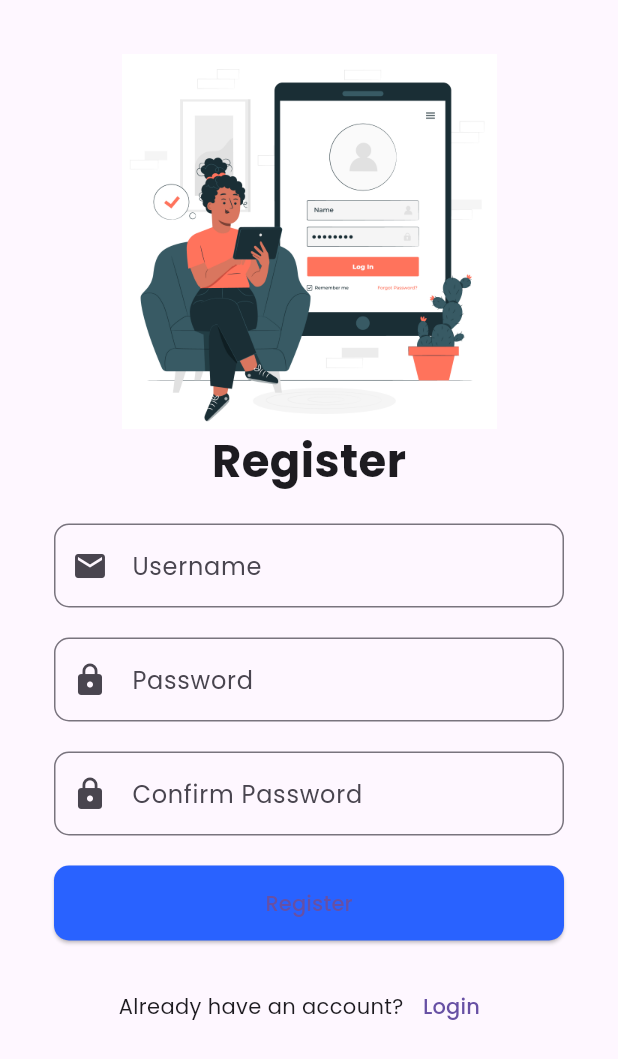
After one commit to yusrilprayoga-code/ecommerce-app, a Flutter app: the screen it shows after launch, after a tap on "Register", on a phone screen of 412 x 824 dp. The commit adds this screen. Shown: the top 1059 px of the screen. Run offline on Flutter 3.47's test engine with Material 3 defaults, Android fonts, the phone set to English and light mode, and no system bars; our stand-ins replace curved_navigation_bar, google_fonts, hive, hive_flutter, image_picker, shared_preferences and 1 more; accounts and stored records are empty; network calls fail.

Commit message:
First Commit

```diff
--- a/lib/model/detailProduct.dart
+++ b/lib/model/detailProduct.dart
@@ -130,6 +130,9 @@ class _DetailProductState extends State<DetailProduct> {
               image: widget.ecommerce.image,
               price: widget.ecommerce.price,
               id: widget.ecommerce.id,
+              username: '',
+              password: '',
+              confirmPassword: '',
               quantity: 1,
             ),
           );
--- a/lib/providers/cartProduct.dart
+++ b/lib/providers/cartProduct.dart
@@ -25,6 +25,15 @@ class CartProduct extends HiveObject {
   @HiveField(6)
   int quantity;
 
+  @HiveField(7)
+  late String username;
+
+  @HiveField(8)
+  late String password;
+
+  @HiveField(9)
+  late String confirmPassword;
+
   CartProduct(
       {required this.title,
       required this.description,
@@ -32,5 +41,8 @@ class CartProduct extends HiveObject {
       required this.image,
       required this.price,
       required this.id,
-      required this.quantity});
+      required this.quantity,
+      required this.username,
+      required this.password,
+      required this.confirmPassword});
 }
--- /dev/null
+++ b/lib/sign/db_helper.dart
@@ -0,0 +1,41 @@
+import 'dart:async';
+import 'package:path/path.dart';
+import 'package:sqflite/sqflite.dart';
+
+class DatabaseHelper {
+  static final DatabaseHelper _instance = DatabaseHelper._();
+  static Database? _database;
+
+  DatabaseHelper._();
+
+  factory DatabaseHelper() {
+    return _instance;
+  }
+
+  Future<Database> get database async {
+    if (_database != null) return _database!;
+
+    _database = await initDatabase();
+    return _database!;
+  }
+
+  Future<Database> initDatabase() async {
+    String path = join(await getDatabasesPath(), 'app_database.db');
+
+    return await openDatabase(
+      path,
+      version: 1,
+      onCreate: _createDatabase,
+    );
+  }
+
+  Future<void> _createDatabase(Database db, int version) async {
+    await db.execute('''
+      CREATE TABLE users(
+        id INTEGER PRIMARY KEY AUTOINCREMENT,
+        username TEXT NOT NULL,
+        password TEXT NOT NULL
+      )
+    ''');
+  }
+}
--- a/lib/sign/login.dart
+++ b/lib/sign/login.dart
@@ -1,6 +1,11 @@
 import 'dart:convert';
 import 'package:crypto/crypto.dart';
 import 'package:ecommerce_app/screens/homepage.dart';
+import 'package:ecommerce_app/sign/enkripsi_helper.dart';
+import 'package:ecommerce_app/sign/register.dart';
+import 'package:ecommerce_app/sign/user_model.dart';
+import 'package:ecommerce_app/sign/user_repo.dart';
+
 import 'package:flutter/material.dart';
 import 'package:shared_preferences/shared_preferences.dart';
 
@@ -13,6 +18,7 @@ class LoginPage extends StatefulWidget {
 
 class _LoginPageState extends State<LoginPage> {
   late bool obsecureText = true;
+  final UserRepository _userRepository = UserRepository();
   TextEditingController _usernameController = TextEditingController();
   TextEditingController _passwordController = TextEditingController();
   late SharedPreferences sharedPreferences;
@@ -138,29 +144,7 @@ class _LoginPageState extends State<LoginPage> {
                   padding: EdgeInsets.symmetric(horizontal: 20),
                   child: ElevatedButton(
                     onPressed: () {
-                      sharedPreferences.setBool('login', false);
-                      sharedPreferences.setString(
-                          'username', _usernameController.text);
-                      if (_usernameController.text == 'admin' &&
-                          _passwordController.text == 'admin') {
-                        printHashForAdminPassword();
-                        Navigator.push(
-                            context,
-                            MaterialPageRoute(
-                                builder: (context) => MyHomePage()));
-                        ScaffoldMessenger.of(context).showSnackBar(SnackBar(
-                          content: Text('Login Success'),
-                          backgroundColor: Colors.green,
-                        ));
-                      } else {
-                        String hashedPassword =
-                            calculateMD5(_passwordController.text);
-                        print('Hashed Password: $hashedPassword');
-                        ScaffoldMessenger.of(context).showSnackBar(SnackBar(
-                          content: Text('Login Failed'),
-                          backgroundColor: Colors.red,
-                        ));
-                      }
+                      _login();
                     },
                     child: Text('Login'),
                     style: ElevatedButton.styleFrom(
@@ -175,6 +159,22 @@ class _LoginPageState extends State<LoginPage> {
                 SizedBox(
                   height: 20,
                 ),
+                Row(
+                  mainAxisAlignment: MainAxisAlignment.center,
+                  children: [
+                    Text('Don\'t have an account?'),
+                    TextButton(
+                      onPressed: () {
+                        Navigator.push(context, MaterialPageRoute(
+                          builder: (context) {
+                            return RegisterPage();
+                          },
+                        ));
+                      },
+                      child: Text('Register'),
+                    ),
+                  ],
+                ),
               ],
             ),
           ),
@@ -182,4 +182,53 @@ class _LoginPageState extends State<LoginPage> {
       ),
     );
   }
+
+  Future<void> _login() async {
+    final String username = _usernameController.text.trim();
+    final String password = _passwordController.text.trim();
+
+    if (username.isNotEmpty && password.isNotEmpty) {
+      User? user = await _userRepository.getUserByUsername(username);
+
+      if (user != null) {
+        String encryptedPassword = CryptoHelper.encrypt(password);
+
+        print('Encrypted Password: $encryptedPassword');
+        if (user.password == encryptedPassword) {
+          print('Login successful');
+
+          // Simpan informasi login ke SharedPreferences
+          sharedPreferences.setBool("login", false);
+          sharedPreferences.setString("username", user.username);
+
+          // Menampilkan Snackbar untuk login berhasil
+          showSnackBar('Login successful', Colors.green);
+
+          Navigator.pushReplacement(
+            context,
+            MaterialPageRoute(builder: (context) => MyHomePage()),
+          );
+        } else {
+          // Menampilkan Snackbar untuk password tidak valid
+          showSnackBar('Invalid password', Colors.red);
+          print('Invalid password');
+        }
+      } else {
+        // Menampilkan Snackbar untuk user tidak ditemukan
+        showSnackBar('User not found', Colors.red);
+        print('User not found');
+      }
+    } else {
+      // Menampilkan Snackbar untuk memasukkan username dan password
+      showSnackBar('Please enter username and password', Colors.red);
+      print('Please enter username and password');
+    }
+  }
+
+  void showSnackBar(String text, Color color) {
+    SnackBar snackBar = SnackBar(
+      content: Text(text),
+    );
+    ScaffoldMessenger.of(context).showSnackBar(snackBar);
+  }
 }
--- /dev/null
+++ b/lib/sign/register.dart
@@ -0,0 +1,198 @@
+import 'package:ecommerce_app/sign/enkripsi_helper.dart';
+import 'package:ecommerce_app/sign/login.dart';
+import 'package:ecommerce_app/sign/user_model.dart';
+import 'package:ecommerce_app/sign/user_repo.dart';
+import 'package:flutter/cupertino.dart';
+import 'package:flutter/material.dart';
+
+//
+class RegisterPage extends StatefulWidget {
+  const RegisterPage({super.key});
+
+  @override
+  State<RegisterPage> createState() => _RegisterPageState();
+}
+
+class _RegisterPageState extends State<RegisterPage> {
+  final UserRepository _userRepository = UserRepository();
+  final TextEditingController _usernameController = TextEditingController();
+  final TextEditingController _passwordController = TextEditingController();
+  final TextEditingController _confirmPasswordController =
+      TextEditingController();
+  @override
+  Widget build(BuildContext context) {
+    return Scaffold(
+      body: SafeArea(
+        child: SingleChildScrollView(
+          child: Padding(
+            padding: const EdgeInsets.all(16.0),
+            child: Column(
+              children: [
+                const SizedBox(height: 20),
+                Image.asset(
+                  'assets/images/login.jpg',
+                  height: 250,
+                  width: 250,
+                ),
+                const Text(
+                  'Register',
+                  style: TextStyle(
+                    fontSize: 30,
+                    fontWeight: FontWeight.bold,
+                  ),
+                ),
+                const SizedBox(height: 20),
+                Padding(
+                  padding: const EdgeInsets.symmetric(horizontal: 20),
+                  child: TextField(
+                    controller: _usernameController, // Use the controller
+                    decoration: InputDecoration(
+                      border: OutlineInputBorder(
+                        borderRadius: BorderRadius.all(
+                          Radius.circular(10),
+                        ),
+                      ),
+                      labelText: 'Username',
+                      prefixIcon: Icon(Icons.email),
+                    ),
+                  ),
+                ),
+                const SizedBox(height: 20),
+                Padding(
+                  padding: const EdgeInsets.symmetric(horizontal: 20),
+                  child: TextField(
+                    controller: _passwordController, // Use the controller
+                    obscureText: true,
+                    decoration: InputDecoration(
+                      border: OutlineInputBorder(
+                        borderRadius: BorderRadius.all(
+                          Radius.circular(10),
+                        ),
+                      ),
+                      labelText: 'Password',
+                      prefixIcon: Icon(Icons.lock),
+                    ),
+                  ),
+                ),
+                const SizedBox(height: 20),
+                Padding(
+                  padding: const EdgeInsets.symmetric(horizontal: 20),
+                  child: TextField(
+                    controller:
+                        _confirmPasswordController, // Use the controller
+                    obscureText: true,
+                    decoration: InputDecoration(
+                      border: OutlineInputBorder(
+                        borderRadius: BorderRadius.all(
+                          Radius.circular(10),
+                        ),
+                      ),
+                      labelText: 'Confirm Password',
+                      prefixIcon: Icon(Icons.lock),
+                    ),
+                  ),
+                ),
+                const SizedBox(height: 20),
+                Padding(
+                  padding: const EdgeInsets.symmetric(horizontal: 20),
+                  child: SizedBox(
+                    width: double.infinity,
+                    child: ElevatedButton(
+                      onPressed: () {
+                        _signup();
+                      },
+                      child: Text('Register'),
+                      style: ElevatedButton.styleFrom(
+                        primary: Colors.blueAccent[700],
+                        shape: RoundedRectangleBorder(
+                          borderRadius: BorderRadius.circular(10),
+                        ),
+                        padding: EdgeInsets.symmetric(vertical: 15),
+                      ),
+                    ),
+                  ),
+                ),
+                const SizedBox(height: 20),
+                Row(
+                  mainAxisAlignment: MainAxisAlignment.center,
+                  children: [
+                    Text('Already have an account?'),
+                    TextButton(
+                      onPressed: () {
+                        Navigator.pushReplacement(
+                          context,
+                          MaterialPageRoute(
+                            builder: (context) => LoginPage(),
+                          ),
+                        );
+                      },
+                      child: Text('Login'),
+                    ),
+                  ],
+                ),
+              ],
+            ),
+          ),
+        ),
+      ),
+    );
+  }
+
+  Future<void> _signup() async {
+    final String username = _usernameController.text.trim();
+    final String password = _passwordController.text.trim();
+    final String confirmPassword = _confirmPasswordController.text.trim();
+
+    if (username.isNotEmpty &&
+        password.isNotEmpty &&
+        confirmPassword.isNotEmpty) {
+      if (password == confirmPassword) {
+        String encryptedPassword = CryptoHelper.encrypt(password);
+
+        User newUser = User(username: username, password: encryptedPassword);
+
+        await _userRepository.addUser(newUser);
+
+        print('Sign up successful');
+
+        // Munculkan Snackbar "Sign Up Success"
+        ScaffoldMessenger.of(context).showSnackBar(
+          SnackBar(
+            content: Text('Sign Up success'),
+            duration: Duration(seconds: 2),
+          ),
+        );
+
+        // Navigasi langsung ke halaman login
+        Navigator.pushReplacement(
+          context,
+          MaterialPageRoute(builder: (context) => LoginPage()),
+        );
+      } else {
+        // Munculkan Snackbar "Confirm Password must be the same as the password"
+        ScaffoldMessenger.of(context).showSnackBar(
+          SnackBar(
+            content: Text('Confirm Password must be the same as the password'),
+            duration: Duration(seconds: 2),
+          ),
+        );
+      }
+    } else if (username.isEmpty) {
+      // Munculkan Snackbar "Please Input Username"
+      ScaffoldMessenger.of(context).showSnackBar(
+        SnackBar(
+          content: Text('Please Input Username'),
+          duration: Duration(seconds: 2),
+        ),
+      );
+    } else {
+      // Munculkan Snackbar "Please enter password and confirm password"
+      ScaffoldMessenger.of(context).showSnackBar(
+        SnackBar(
+          content: Text('Please enter password and confirm password'),
+          duration: Duration(seconds: 2),
+        ),
+      );
+    }
+  }
+}
--- /dev/null
+++ b/lib/sign/user_model.dart
@@ -0,0 +1,15 @@
+class User {
+  int? id;
+  String username;
+  String password;
+
+  User({this.id, required this.username, required this.password});
+
+  Map<String, dynamic> toMap() {
+    return {
+      'id': id,
+      'username': username,
+      'password': password,
+    };
+  }
+}
--- /dev/null
+++ b/lib/sign/user_repo.dart
@@ -0,0 +1,32 @@
+import 'package:ecommerce_app/sign/user_model.dart';
+import 'package:sqflite/sqflite.dart';
+import 'db_helper.dart';
+
+class UserRepository {
+  final DatabaseHelper _databaseHelper = DatabaseHelper();
+
+  Future<void> addUser(User user) async {
+    final db = await _databaseHelper.database;
+    await db.insert('users', user.toMap(),
+        conflictAlgorithm: ConflictAlgorithm.replace);
+  }
+
+  Future<User?> getUserByUsername(String username) async {
+    final db = await _databaseHelper.database;
+    final List<Map<String, dynamic>> maps = await db.query(
+      'users',
+      where: 'username = ?',
+      whereArgs: [username],
+    );
+
+    if (maps.isNotEmpty) {
+      return User(
+        id: maps[0]['id'],
+        username: maps[0]['username'],
+        password: maps[0]['password'],
+      );
+    } else {
+      return null;
+    }
+  }
+}
--- a/pubspec.yaml
+++ b/pubspec.yaml
@@ -48,6 +48,8 @@ dependencies:
   timeago: ^3.6.0
   shared_preferences: ^2.2.2
   crypto: ^3.0.3
+  image_picker: ^1.0.4
+  sqflite: ^2.0.0
 
 dependency_overrides:
   url_launcher_web: ^2.0.0
```
Also changed, not shown: lib/screens/Profile.dart (+37 -4 lines), lib/sign/enkripsi_helper.dart (added, +12 -0 lines), lib/providers/cartProduct.g.dart, pubspec.lock, 5 other files.
